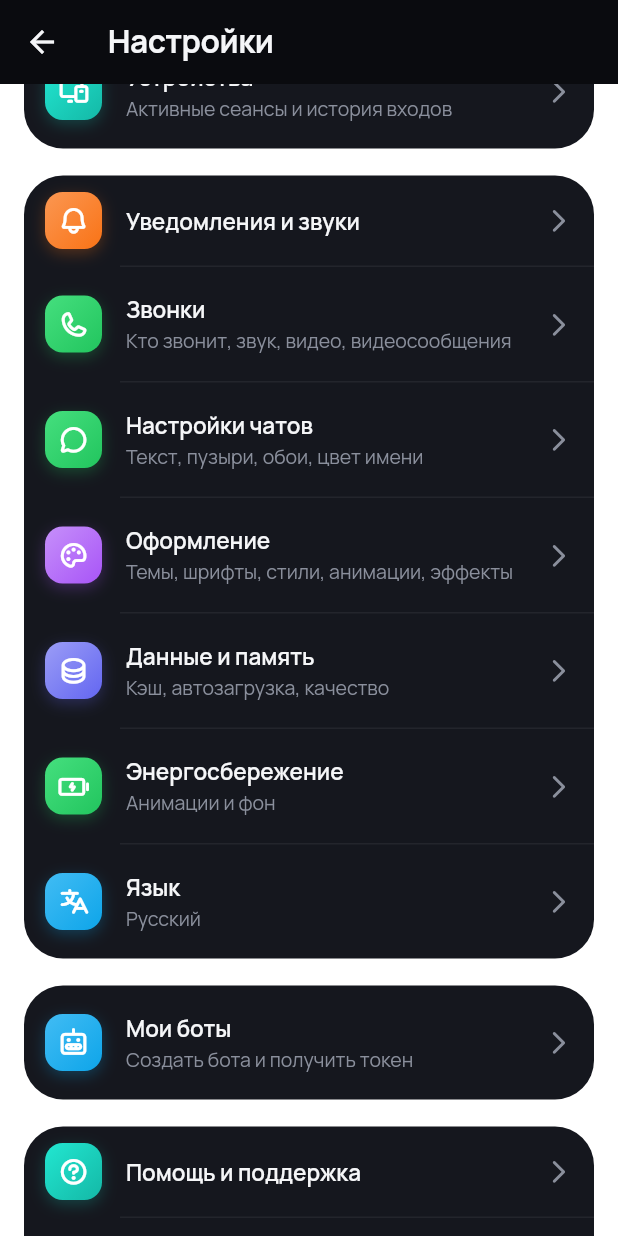
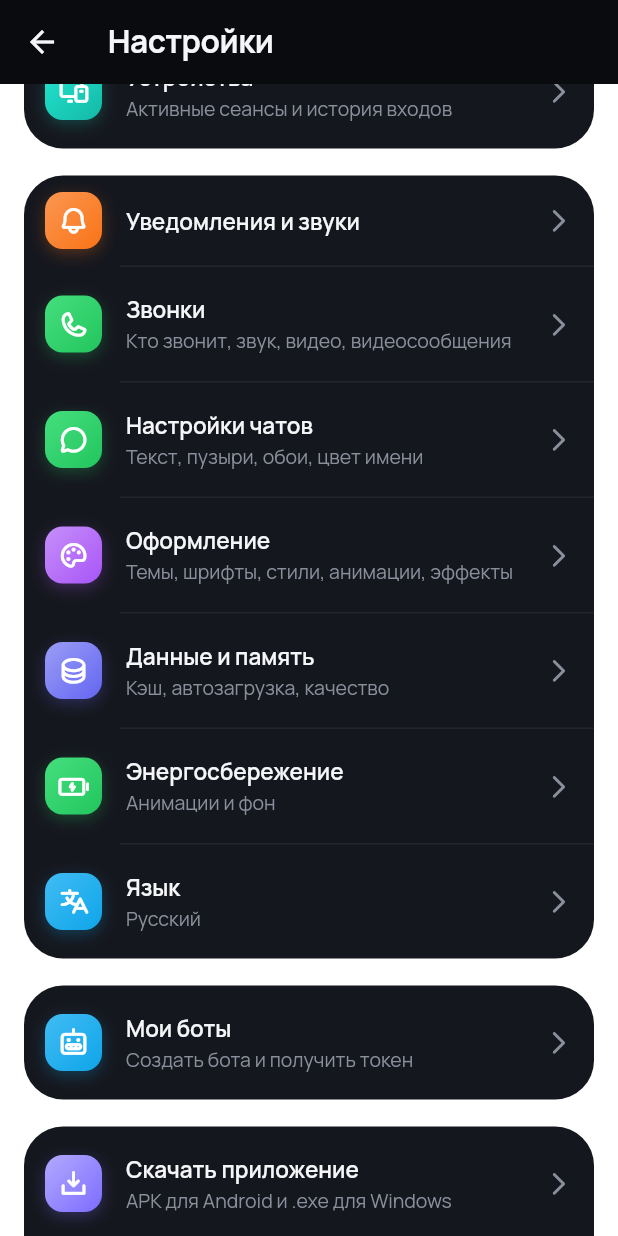
Before and after one commit to kemranbatcaev02-gif/Connecto---private-messenger, a Flutter app: the SettingsScreen screen opened directly, scrolled down 576 dp, on a phone screen of 412 x 824 dp. Run offline on Flutter 3.47's test engine with Material 3 defaults, Android fonts, the phone set to English and light mode, and no system bars; our stand-ins replace audioplayers, camera, cross_file, file_picker, firebase_core, firebase_messaging and 11 more; missing offline and left inert: cryptography, dart:ffi, dart:js_interop, desktop_drop, flutter_webrtc, mobile_scanner and 4 more; accounts and stored records are empty; network calls fail; statements that could not run were skipped.

Commit message:
feat: add app download links and telegram channel in web settings

```diff
--- a/app/lib/screens/about_screen.dart
+++ b/app/lib/screens/about_screen.dart
@@ -94,6 +94,34 @@ class _AboutScreenState extends State<AboutScreen> {
             ),
           ),
           const SizedBox(height: 16),
+          const SectionLabel('Скачать Connecto'),
+          SectionCard(children: [
+            SettingsTile(
+              icon: AppIcons.download,
+              iconColor: appState.accent,
+              title: 'Android (APK)',
+              subtitle: 'Прямая ссылка на APK-файл для телефонов',
+              trailing: const Icon(AppIcons.open, size: 16),
+              onTap: () => launchLink('https://connectomes.duckdns.org/api/download/Connecto.apk'),
+            ),
+            SettingsTile(
+              icon: AppIcons.monitor,
+              iconColor: const Color(0xFF38BDF8),
+              title: 'Windows (.exe)',
+              subtitle: 'Установочный файл для компьютеров',
+              trailing: const Icon(AppIcons.open, size: 16),
+              onTap: () => launchLink('https://connectomes.duckdns.org/api/download/Connecto-Setup.exe'),
+            ),
+            SettingsTile(
+              icon: AppIcons.send,
+              iconColor: const Color(0xFF22D3EE),
+              title: 'Официальный Telegram',
+              subtitle: '@connecto_official · новости и релизы',
+              trailing: const Icon(AppIcons.open, size: 16),
+              onTap: () => launchLink('https://t.me/connecto_official'),
+            ),
+          ]),
+          const SizedBox(height: 16),
           SectionCard(children: [
             SettingsTile(
                 icon: AppIcons.refreshCw,
--- a/app/lib/screens/settings_screen.dart
+++ b/app/lib/screens/settings_screen.dart
@@ -163,6 +163,12 @@ class SettingsScreen extends StatelessWidget {
                   const SizedBox(height: 18),
                   SectionCard(children: [
                     SettingsTile(
+                        icon: AppIcons.download,
+                        iconColor: appState.accent,
+                        title: 'Скачать приложение',
+                        subtitle: 'APK для Android и .exe для Windows',
+                        onTap: () => _push(context, const AboutScreen())),
+                    SettingsTile(
                         icon: AppIcons.circleHelp,
                         title: 'Помощь и поддержка',
                         onTap: () => _push(context, const HelpScreen())),
```
